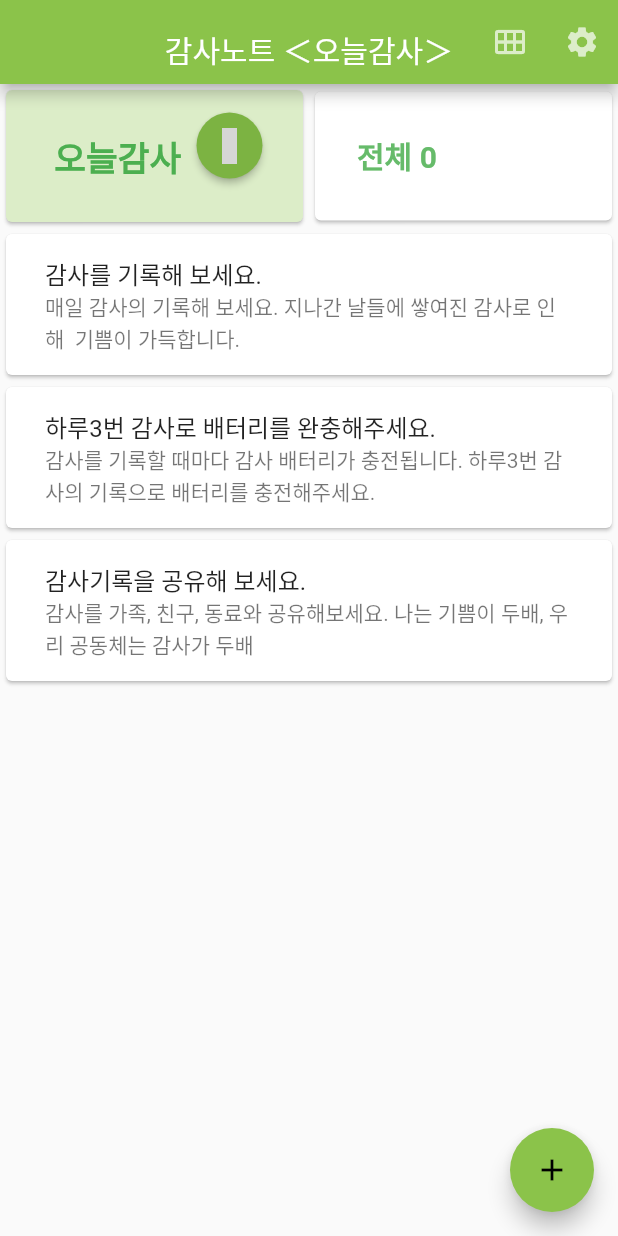
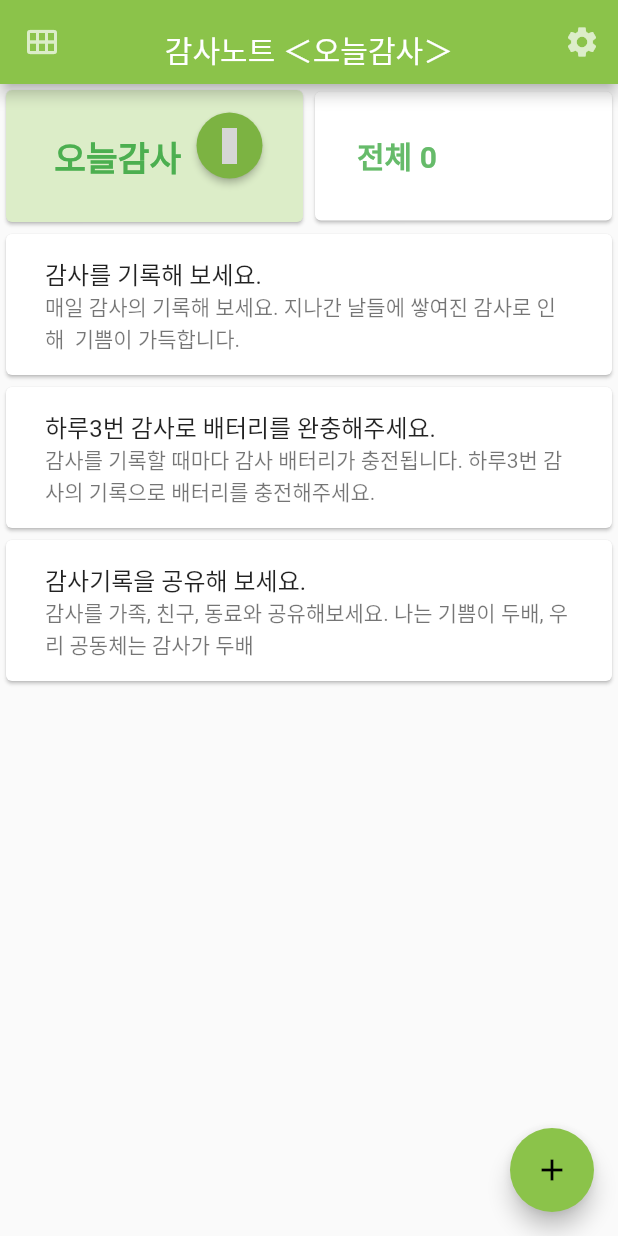
Before and after one commit to mygospel/thanks2, a Flutter app: the screen it shows after launch, on a phone screen of 412 x 824 dp. Run offline on Flutter 3.47's test engine with Material 2 defaults, Android fonts, the light colour scheme and no system bars; drawn by our look-alikes of badges; our stand-ins replace flutter_local_notifications, flutter_native_splash, fluttertoast, material_design_icons_flutter, shared_preferences, sqflite and 3 more; missing offline and left inert: calendar_calendar; accounts and stored records are empty; grey boxes are pictures that could not be loaded.

Commit message:
왼쪽아이콘

```diff
--- a/lib/main.dart
+++ b/lib/main.dart
@@ -215,7 +215,7 @@ class _MyHomePageState extends State<MyHomePage> {
     return Scaffold(
       appBar: AppBar(
         centerTitle: true,
-        titleSpacing: 0.0,
+        titleSpacing: 15.0,
         title: Transform(
           // you can forcefully translate values left side using Transform
           transform: Matrix4.translationValues(0.0, 5.0, 0.0),
@@ -227,13 +227,14 @@ class _MyHomePageState extends State<MyHomePage> {
             ),
           ),
         ),
+        leading: IconButton(
+            icon: new Icon(Icons.calendar_view_month, color: Colors.white70),
+            tooltip: '달력보기',
+            onPressed: () => {_gotoCalendar(context)}),
+
         //leading: new Icon(Icons.cake), // 왼쪽아이콘.
         actions: <Widget>[
           /// 오른쪽 아이콘
-          new IconButton(
-              icon: new Icon(Icons.calendar_view_month, color: Colors.white70),
-              tooltip: '달력보기',
-              onPressed: () => {_gotoCalendar(context)}),
 
           /// 오른쪽 아이콘
           new IconButton(
```
Also changed, not shown: 1 other file.
